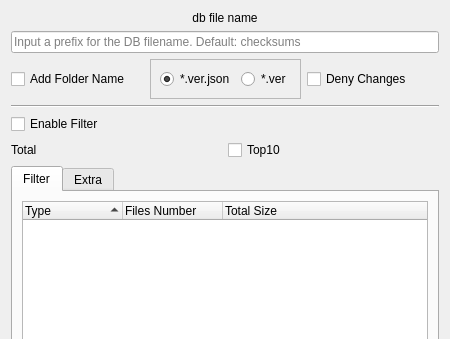
First picture: the form in src/dialogdbcreation.ui, repository artemvlas/veretino, before the edit; both pictures show x 0 to 450 and y 0 to 339 of the 450 by 600 pixel window.
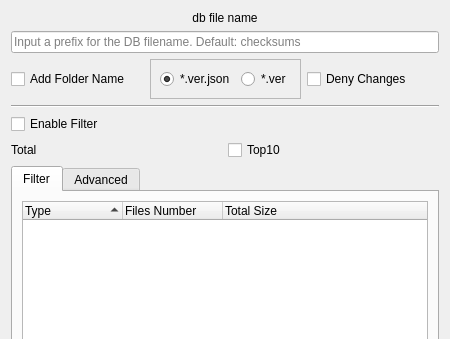
Second picture: the form after the edit. Custom widgets are drawn as their Qt base class.

```diff
--- a/src/dialogdbcreation.ui
+++ b/src/dialogdbcreation.ui
@@ -185,7 +185,7 @@
      </widget>
      <widget class="QWidget" name="tabExtra">
       <attribute name="title">
-       <string>Extra</string>
+       <string>Advanced</string>
       </attribute>
       <layout class="QVBoxLayout" name="verticalLayout_3"/>
      </widget>
```
Left out of the diff: 2 changed lines with no effect on the pictures.
